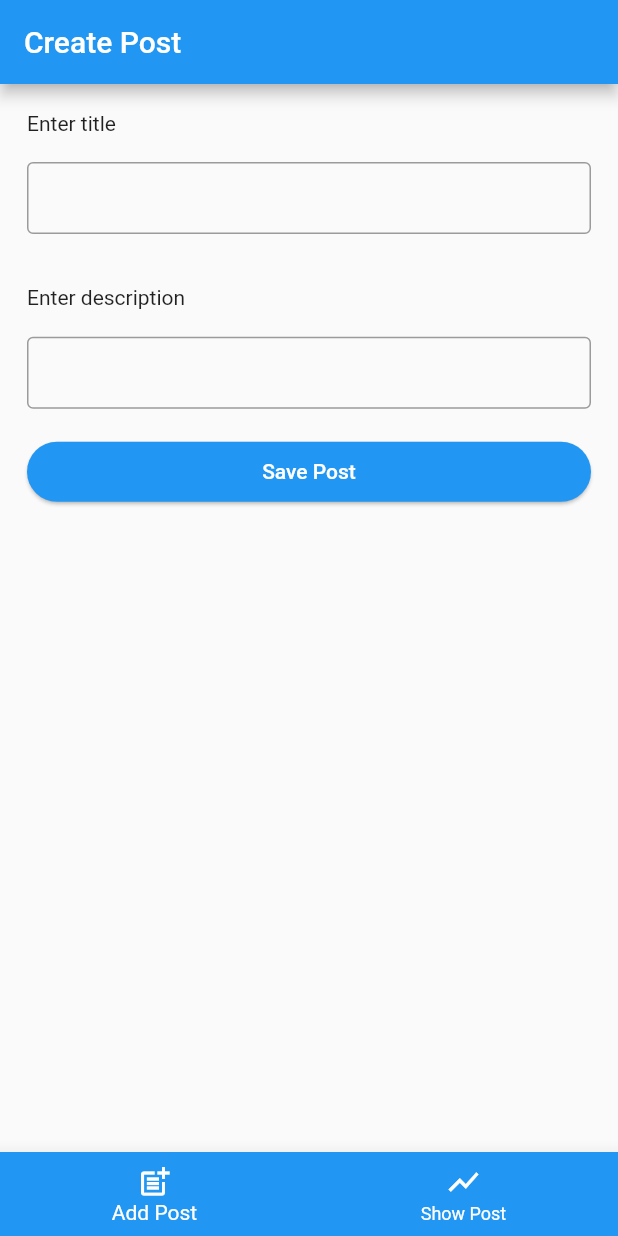
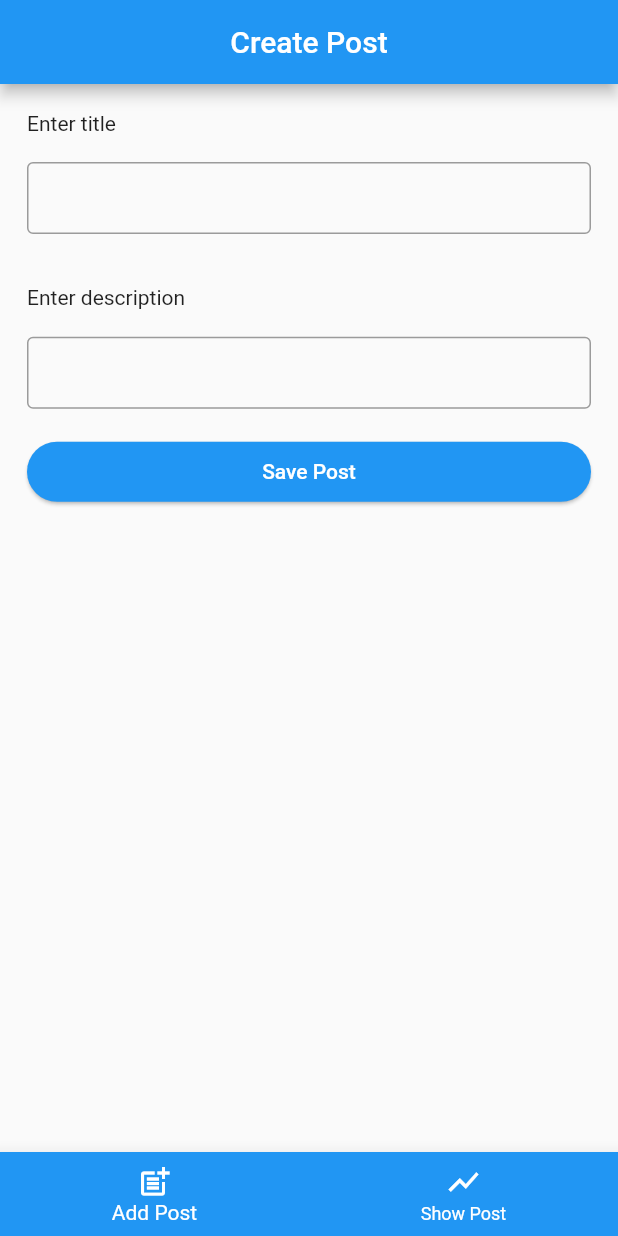
Before and after one commit to prabesh12/CRUD, a Flutter app: the screen it shows after launch, on a phone screen of 412 x 824 dp. Run offline on Flutter 3.47's test engine with Material 2 defaults, Android fonts, the phone set to English and light mode, and no system bars; our stand-ins replace dio.

```diff
--- a/lib/pages/post/create_post.dart
+++ b/lib/pages/post/create_post.dart
@@ -33,7 +33,10 @@ class _CreatePostState extends State<CreatePost> {
     return Scaffold(
       key: _scaffoldKey,
       resizeToAvoidBottomInset: false,
-      appBar: AppBar(title: const Text("Create Post")),
+      appBar: AppBar(
+        title: const Text("Create Post"),
+        centerTitle: true,
+      ),
       body: Form(
           key: _formKey,
           child: Padding(
```
Also changed, not shown: lib/pages/post/post_screen.dart (+12 -9 lines).
